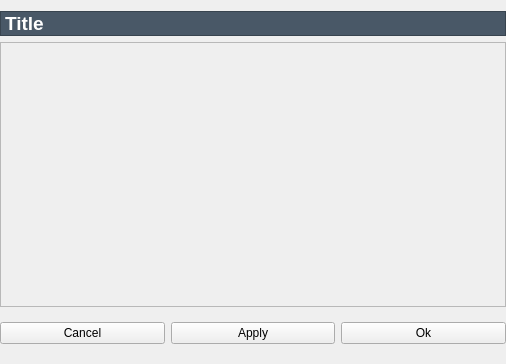
This is resources/text_editor.ui in lesca-research/piccel as Qt 5 draws it before an edit. The edited form follows.
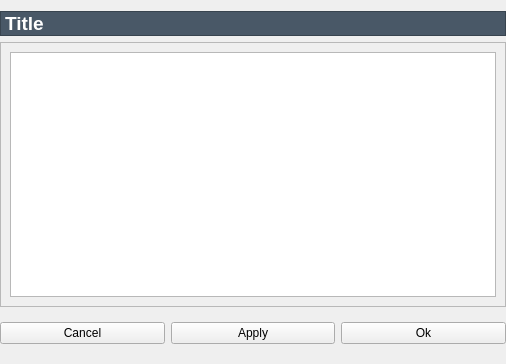
This is the edited form.

Commit message: Remove qscintilla because it is not supported by pyinstaller

```diff
--- a/resources/text_editor.ui
+++ b/resources/text_editor.ui
@@ -115,6 +115,11 @@
      <property name="frameShadow">
       <enum>QFrame::Raised</enum>
      </property>
+     <layout class="QVBoxLayout" name="verticalLayout_2">
+      <item>
+       <widget class="QTextEdit" name="textBrowser"/>
+      </item>
+     </layout>
     </widget>
    </item>
    <item>
```
The commit also changes 2 other files.
